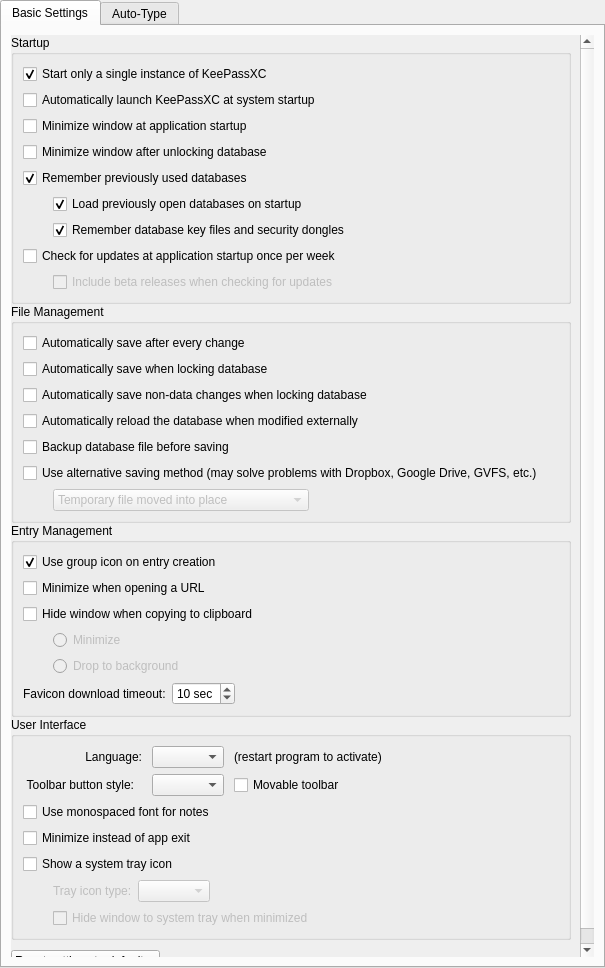
Before: the Qt Designer form src/gui/ApplicationSettingsWidgetGeneral.ui in keepassxreboot/keepassxc, drawn with Qt 5.
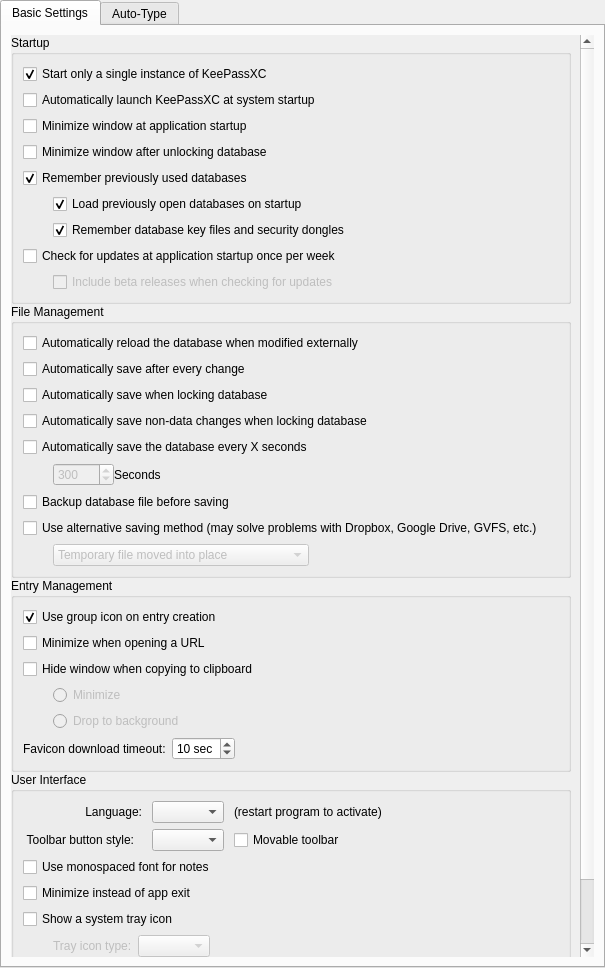
After: the same form once the commit is applied. Custom widgets are drawn as their Qt base class.

Commit message: Implement autosave timer.

```diff
--- a/src/gui/ApplicationSettingsWidgetGeneral.ui
+++ b/src/gui/ApplicationSettingsWidgetGeneral.ui
@@ -58,8 +58,8 @@
            <rect>
             <x>0</x>
             <y>0</y>
-            <width>581</width>
-            <height>924</height>
+            <width>620</width>
+            <height>1168</height>
            </rect>
           </property>
           <layout class="QVBoxLayout" name="verticalLayout_8">
@@ -243,6 +243,13 @@
               <string>File Management</string>
              </property>
              <layout class="QVBoxLayout" name="verticalLayout_5">
+              <item>
+               <widget class="QCheckBox" name="autoReloadOnChangeCheckBox">
+                <property name="text">
+                 <string>Automatically reload the database when modified externally</string>
+                </property>
+               </widget>
+              </item>
               <item>
                <widget class="QCheckBox" name="autoSaveAfterEveryChangeCheckBox">
                 <property name="text">
@@ -265,12 +272,74 @@
                </widget>
               </item>
               <item>
-               <widget class="QCheckBox" name="autoReloadOnChangeCheckBox">
+               <widget class="QCheckBox" name="enableAutoSaveTimerCheckBox">
                 <property name="text">
-                 <string>Automatically reload the database when modified externally</string>
+                 <string>Automatically save the database every X seconds</string>
                 </property>
                </widget>
               </item>
+              <item>
+               <layout class="QHBoxLayout" name="horizontalLayout_4">
+                <property name="spacing">
+                 <number>0</number>
+                </property>
+                <item>
+                 <spacer name="horizontalSpacer_9">
+                  <property name="orientation">
+                   <enum>Qt::Horizontal</enum>
+                  </property>
+                  <property name="sizeType">
+                   <enum>QSizePolicy::Fixed</enum>
+                  </property>
+                  <property name="sizeHint" stdset="0">
+                   <size>
+                    <width>30</width>
+                    <height>20</height>
+                   </size>
+                  </property>
+                 </spacer>
+                </item>
+                <item>
+                 <widget class="QSpinBox" name="autoSaveIntervalSpinBox">
+                  <property name="enabled">
+                   <bool>false</bool>
+                  </property>
+                  <property name="minimum">
+                   <number>1</number>
+                  </property>
+                  <property name="maximum">
+                   <number>10000</number>
+                  </property>
+                  <property name="value">
+                   <number>300</number>
+                  </property>
+                 </widget>
+                </item>
+                <item>
+                 <widget class="QLabel" name="label">
+                  <property name="text">
+                   <string>Seconds</string>
+                  </property>
+                  <property name="buddy">
+                   <cstring>autoSaveIntervalSpinBox</cstring>
+                  </property>
+                 </widget>
+                </item>
+                <item>
+                 <spacer name="horizontalSpacer_10">
+                  <property name="orientation">
+                   <enum>Qt::Horizontal</enum>
+                  </property>
+                  <property name="sizeHint" stdset="0">
+                   <size>
+                    <width>40</width>
+                    <height>20</height>
+                   </size>
+                  </property>
+                 </spacer>
+                </item>
+               </layout>
+              </item>
               <item>
                <widget class="QCheckBox" name="backupBeforeSaveCheckBox">
                 <property name="text">
```
The commit also changes 5 other files.
